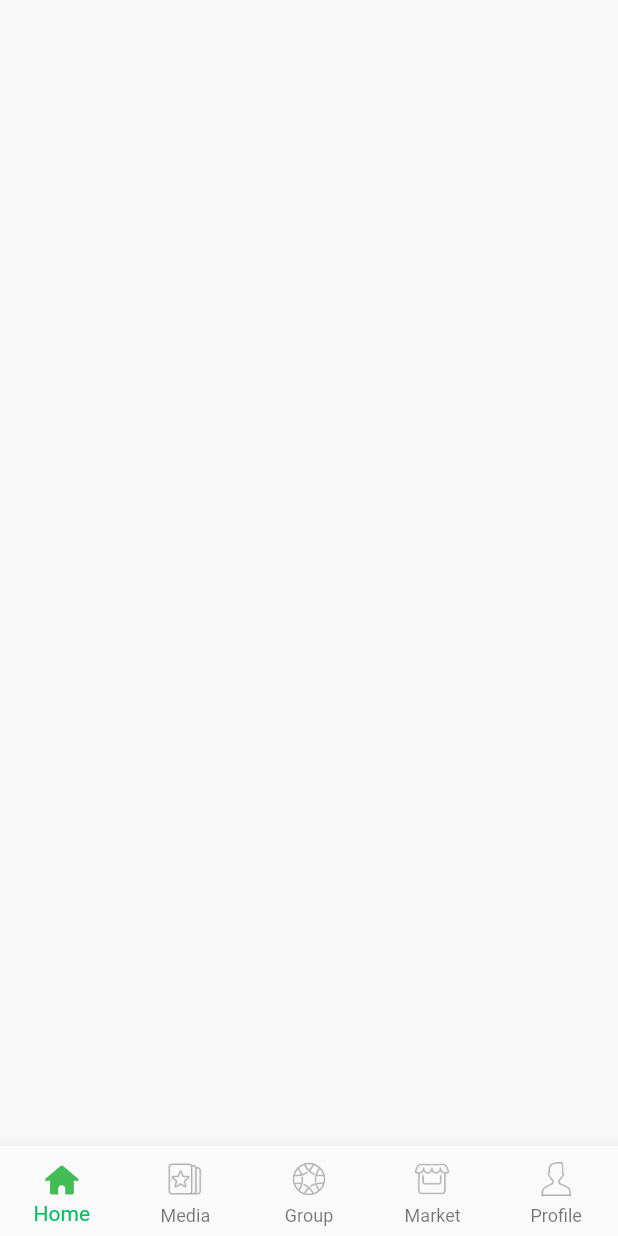
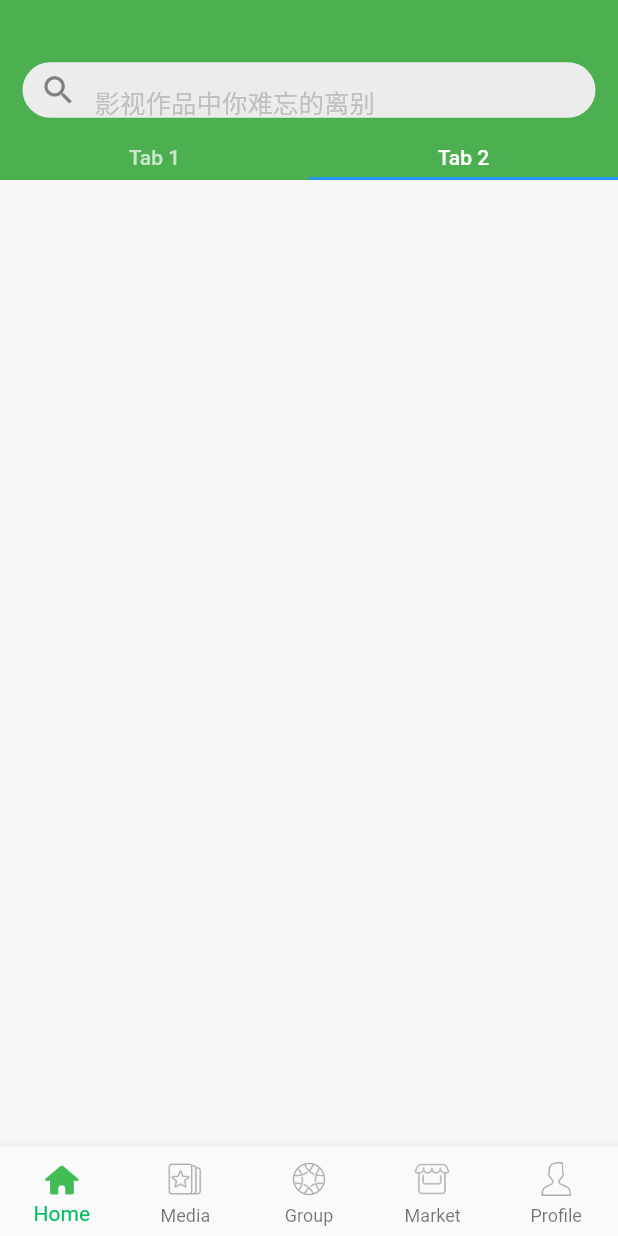
Before and after one commit to Harryyan/Flutter_whiteLabel, a Flutter app: the screen it shows after launch, on a phone screen of 412 x 824 dp. Run offline on Flutter 3.47's test engine with Material 2 defaults, Android fonts, the phone set to English and light mode, and no system bars; statements that could not run were skipped.

Commit message:
add tabcontrollers

```diff
--- a/white_label_project/lib/main.dart
+++ b/white_label_project/lib/main.dart
@@ -13,6 +13,6 @@ class WhiteLabelApp extends StatelessWidget {
     return MaterialApp(
         debugShowCheckedModeBanner: false,
         theme: ThemeData(primarySwatch: Colors.blue),
-        home: Scaffold(body: SplashWidget()));
+        home: const Scaffold(body: SplashWidget()));
   }
 }
--- a/white_label_project/lib/pages/splash/home/home_page.dart
+++ b/white_label_project/lib/pages/splash/home/home_page.dart
@@ -1,10 +1,72 @@
 import 'package:flutter/material.dart';
 
-class HomePage extends StatelessWidget {
+import '../../../widgets/search_text.dart';
+
+class HomePage extends StatefulWidget {
   const HomePage({super.key});
 
   @override
+  State<HomePage> createState() => _HomePageState();
+}
+
+class _HomePageState extends State<HomePage> {
+  final _tabs = <String>["Tab 1", "Tab 2"];
+
+  @override
   Widget build(BuildContext context) {
-    return Container();
+    return getTabController();
+  }
+
+  DefaultTabController getTabController() {
+    return DefaultTabController(
+      initialIndex: 1,
+      length: _tabs.length, // This is the number of tabs.
+      child: NestedScrollView(
+        headerSliverBuilder: (BuildContext context, bool innerBoxIsScrolled) {
+          // These are the slivers that show up in the "outer" scroll view.
+          return <Widget>[
+            SliverOverlapAbsorber(
+              handle: NestedScrollView.sliverOverlapAbsorberHandleFor(context),
+              sliver: SliverAppBar(
+                pinned: true,
+                expandedHeight: 120.0,
+                primary: true,
+                titleSpacing: 0.0,
+                backgroundColor: Colors.white,
+                flexibleSpace: FlexibleSpaceBar(
+                  collapseMode: CollapseMode.pin,
+                  background: Container(
+                    color: Colors.green,
+                    child: SearchTextFieldWidget(
+                      hintText: '影视作品中你难忘的离别',
+                      margin: const EdgeInsets.only(left: 15.0, right: 15.0),
+                      onTab: () {
+                        // MyRouter.push(context, MyRouter.searchPage, '影视作品中你难忘的离别');
+                      },
+                    ),
+                    alignment: Alignment(0.0, 0.0),
+                  ),
+                ),
+                bottom: TabBar(
+                  tabs: _tabs
+                      .map((String name) => Container(
+                            child: Text(
+                              name,
+                            ),
+                            padding: const EdgeInsets.only(bottom: 5.0),
+                          ))
+                      .toList(),
+                ),
+              ),
+            ),
+          ];
+        },
+        body: TabBarView(
+          children: _tabs.map((String name) {
+            return Container();
+          }).toList(),
+        ),
+      ),
+    );
   }
 }
--- /dev/null
+++ b/white_label_project/lib/widgets/search_text.dart
@@ -0,0 +1,68 @@
+import 'package:flutter/material.dart';
+
+///文本搜索框
+class SearchTextFieldWidget extends StatelessWidget {
+  final ValueChanged<String>? onSubmitted;
+  final VoidCallback? onTab;
+  final String? hintText;
+  final EdgeInsetsGeometry? margin;
+
+  SearchTextFieldWidget(
+      {super.key, this.hintText, this.onSubmitted, this.onTab, this.margin});
+
+  @override
+  Widget build(BuildContext context) {
+    return Container(
+      margin: margin == null ? EdgeInsets.all(0.0) : margin,
+      width: MediaQuery.of(context).size.width,
+      alignment: AlignmentDirectional.center,
+      height: 37.0,
+      decoration: BoxDecoration(
+          color: Color.fromARGB(255, 237, 236, 237),
+          borderRadius: BorderRadius.circular(24.0)),
+      child: TextField(
+        onSubmitted: onSubmitted,
+        onTap: onTab,
+        cursorColor: Color.fromARGB(255, 0, 189, 96),
+        decoration: InputDecoration(
+            contentPadding: const EdgeInsets.only(top: 8.0),
+            border: InputBorder.none,
+            hintText: hintText,
+            hintStyle: TextStyle(
+                fontSize: 17, color: Color.fromARGB(255, 192, 191, 191)),
+            prefixIcon: Icon(
+              Icons.search,
+              size: 25,
+              color: Color.fromARGB(255, 128, 128, 128),
+            )),
+        style: TextStyle(fontSize: 17),
+      ),
+    );
+  }
+
+  getContainer(BuildContext context, ValueChanged<String> onSubmitted) {
+    return Container(
+      width: MediaQuery.of(context).size.width,
+      alignment: AlignmentDirectional.center,
+      height: 40.0,
+      decoration: BoxDecoration(
+          color: Color.fromARGB(255, 237, 236, 237),
+          borderRadius: BorderRadius.circular(24.0)),
+      child: TextField(
+        onSubmitted: onSubmitted,
+        cursorColor: Color.fromARGB(255, 0, 189, 96),
+        decoration: InputDecoration(
+            contentPadding: EdgeInsets.zero,
+            border: InputBorder.none,
+            hintText: hintText,
+            hintStyle: TextStyle(fontSize: 20),
+            prefixIcon: Icon(
+              Icons.search,
+              size: 29,
+              color: Color.fromARGB(255, 128, 128, 128),
+            )),
+        style: TextStyle(fontSize: 20),
+      ),
+    );
+  }
+}
```
Also changed, not shown: white_label_project/lib/widgets/countdown.dart (renamed from white_label_project/lib/widgets.dart).
